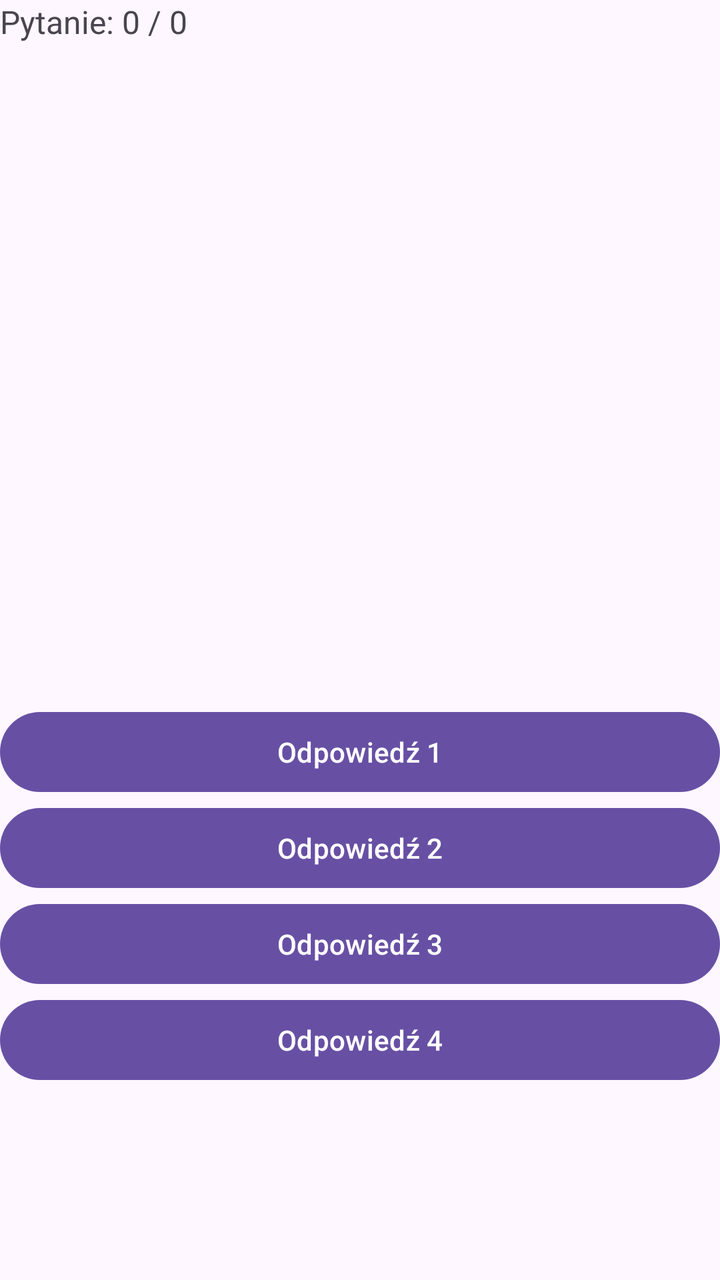
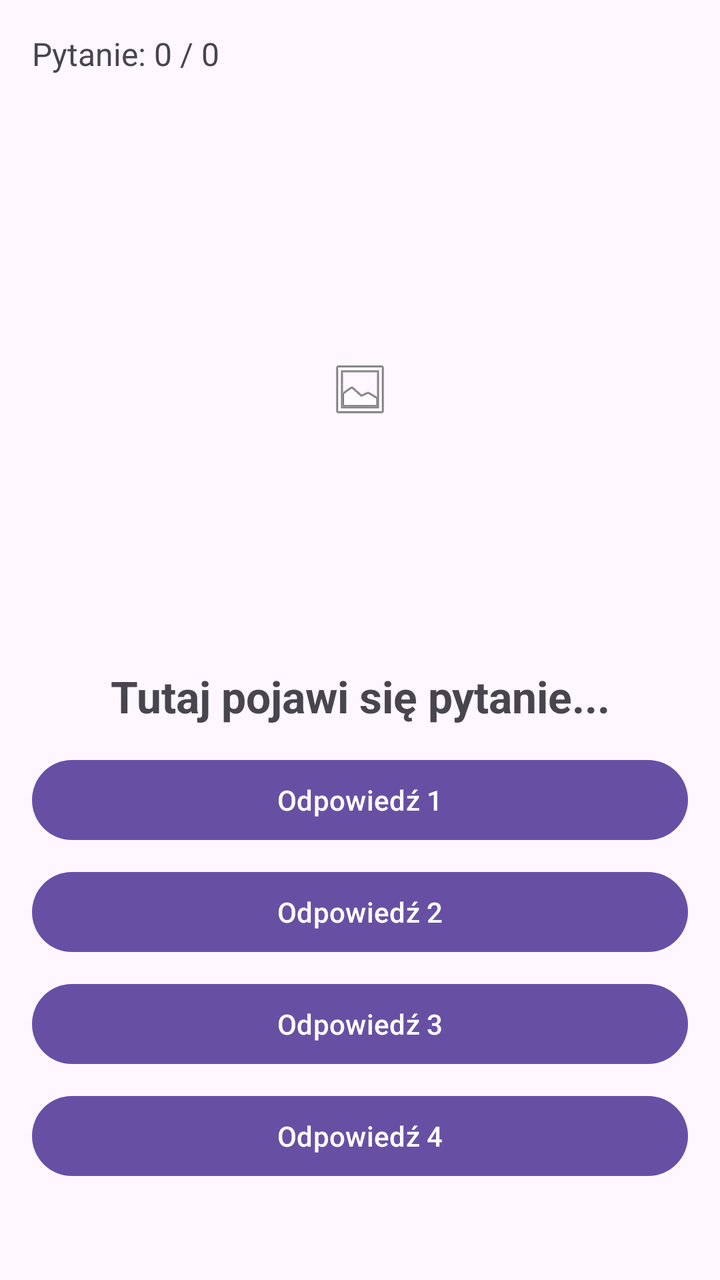

The first picture is an Android layout as it rendered before a commit; the second is the same layout after the commit. The layout source and the unified diff follow.
<!-- AndroidManifest.xml: application theme Theme.QuizGame -->
<!-- res/layout/activity_quiz.xml -->
<?xml version="1.0" encoding="utf-8"?>
<androidx.constraintlayout.widget.ConstraintLayout xmlns:android="http://schemas.android.com/apk/res/android"
    xmlns:app="http://schemas.android.com/apk/res-auto"
    xmlns:tools="http://schemas.android.com/tools"
    android:id="@+id/main"
    android:layout_width="match_parent"
    android:layout_height="match_parent"
    tools:context=".QuizActivity">

    <TextView
        android:id="@+id/tvProgress"
        android:layout_width="wrap_content"
        android:layout_height="wrap_content"
        android:text="Pytanie: 0 / 0"
        android:textSize="16sp"
        app:layout_constraintStart_toStartOf="parent"
        app:layout_constraintTop_toTopOf="parent" />

    <TextView
        android:id="@+id/tvQuestion"
        android:layout_width="match_parent"
        android:layout_height="wrap_content"
        android:layout_marginTop="350dp"
        android:layout_marginBottom="64dp"
        android:layout_weight="1"
        android:gravity="center"
        android:text="Tutaj pojawi się pytanie..."
        android:textSize="22sp"
        android:textStyle="bold"
        app:layout_constraintBottom_toTopOf="@+id/btnAnswer1"
        app:layout_constraintEnd_toEndOf="parent"
        app:layout_constraintStart_toStartOf="parent"
        app:layout_constraintTop_toTopOf="parent"
        app:layout_constraintVertical_bias="1.0" />

    <Button
        android:id="@+id/btnAnswer1"
        android:layout_width="match_parent"
        android:layout_height="wrap_content"
        android:text="Odpowiedź 1"
        app:layout_constraintBottom_toTopOf="@+id/btnAnswer2"
        tools:layout_editor_absoluteX="0dp" />

    <Button
        android:id="@+id/btnAnswer2"
        android:layout_width="match_parent"
        android:layout_height="wrap_content"
        android:text="Odpowiedź 2"
        app:layout_constraintBottom_toTopOf="@+id/btnAnswer3"
        tools:layout_editor_absoluteX="-16dp" />

    <Button
        android:id="@+id/btnAnswer3"
        android:layout_width="match_parent"
        android:layout_height="wrap_content"
        android:text="Odpowiedź 3"
        app:layout_constraintBottom_toTopOf="@+id/btnAnswer4"
        tools:layout_editor_absoluteX="16dp" />

    <Button
        android:id="@+id/btnAnswer4"
        android:layout_width="match_parent"
        android:layout_height="wrap_content"
        android:layout_marginBottom="96dp"
        android:text="Odpowiedź 4"
        app:layout_constraintBottom_toBottomOf="parent"
        tools:layout_editor_absoluteX="16dp" />
</androidx.constraintlayout.widget.ConstraintLayout>
<!-- resources referenced by this layout -->
<resources>
  <style name="Theme.QuizGame" parent="Base.Theme.QuizGame" />
  <style name="Base.Theme.QuizGame" parent="Theme.Material3.DayNight.NoActionBar">
          
          
      </style>
</resources>

<!-- the commit's change to res/layout/activity_quiz.xml (unified diff, before → after) -->
@@ -5,6 +5,7 @@
     android:id="@+id/main"
     android:layout_width="match_parent"
     android:layout_height="match_parent"
+    android:padding="16dp"
     tools:context=".QuizActivity">
 
     <TextView
@@ -16,13 +17,25 @@
         app:layout_constraintStart_toStartOf="parent"
         app:layout_constraintTop_toTopOf="parent" />
 
+    
+    <ImageView
+        android:id="@+id/ivQuestionImage"
+        android:layout_width="0dp"
+        android:layout_height="250dp"
+        android:layout_marginTop="32dp"
+        android:contentDescription="Obrazek pytania"
+        android:scaleType="centerInside"
+        android:src="@android:drawable/ic_menu_gallery"
+        app:layout_constraintEnd_toEndOf="parent"
+        app:layout_constraintStart_toStartOf="parent"
+        app:layout_constraintTop_toBottomOf="@id/tvProgress" />
+
     <TextView
         android:id="@+id/tvQuestion"
-        android:layout_width="match_parent"
+        android:layout_width="0dp"
         android:layout_height="wrap_content"
-        android:layout_marginTop="350dp"
-        android:layout_marginBottom="64dp"
-        android:layout_weight="1"
+        android:layout_marginTop="24dp"
+        android:layout_marginBottom="24dp"
         android:gravity="center"
         android:text="Tutaj pojawi się pytanie..."
         android:textSize="22sp"
@@ -30,39 +43,46 @@
         app:layout_constraintBottom_toTopOf="@+id/btnAnswer1"
         app:layout_constraintEnd_toEndOf="parent"
         app:layout_constraintStart_toStartOf="parent"
-        app:layout_constraintTop_toTopOf="parent"
-        app:layout_constraintVertical_bias="1.0" />
+        app:layout_constraintTop_toBottomOf="@id/ivQuestionImage" />
 
     <Button
         android:id="@+id/btnAnswer1"
-        android:layout_width="match_parent"
+        android:layout_width="0dp"
         android:layout_height="wrap_content"
+        android:layout_marginBottom="8dp"
         android:text="Odpowiedź 1"
         app:layout_constraintBottom_toTopOf="@+id/btnAnswer2"
-        tools:layout_editor_absoluteX="0dp" />
+        app:layout_constraintEnd_toEndOf="parent"
+        app:layout_constraintStart_toStartOf="parent" />
 
     <Button
         android:id="@+id/btnAnswer2"
-        android:layout_width="match_parent"
+        android:layout_width="0dp"
         android:layout_height="wrap_content"
+        android:layout_marginBottom="8dp"
         android:text="Odpowiedź 2"
         app:layout_constraintBottom_toTopOf="@+id/btnAnswer3"
-        tools:layout_editor_absoluteX="-16dp" />
+        app:layout_constraintEnd_toEndOf="parent"
+        app:layout_constraintStart_toStartOf="parent" />
 
     <Button
         android:id="@+id/btnAnswer3"
-        android:layout_width="match_parent"
+        android:layout_width="0dp"
         android:layout_height="wrap_content"
+        android:layout_marginBottom="8dp"
         android:text="Odpowiedź 3"
         app:layout_constraintBottom_toTopOf="@+id/btnAnswer4"
-        tools:layout_editor_absoluteX="16dp" />
+        app:layout_constraintEnd_toEndOf="parent"
+        app:layout_constraintStart_toStartOf="parent" />
 
     <Button
         android:id="@+id/btnAnswer4"
-        android:layout_width="match_parent"
+        android:layout_width="0dp"
         android:layout_height="wrap_content"
-        android:layout_marginBottom="96dp"
+        android:layout_marginBottom="32dp"
         android:text="Odpowiedź 4"
         app:layout_constraintBottom_toBottomOf="parent"
-        tools:layout_editor_absoluteX="16dp" />
+        app:layout_constraintEnd_toEndOf="parent"
+        app:layout_constraintStart_toStartOf="parent" />
+
 </androidx.constraintlayout.widget.ConstraintLayout>
